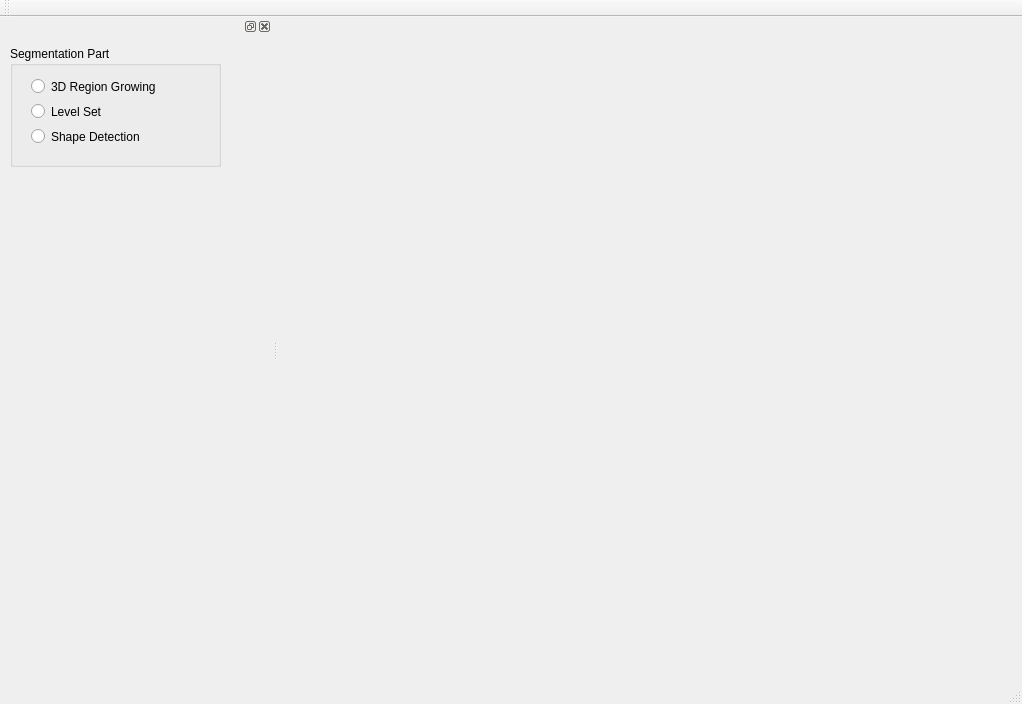
Above: mainwindow.ui from mingoahead/UltimateDemo before the change. Below: the same form after it.
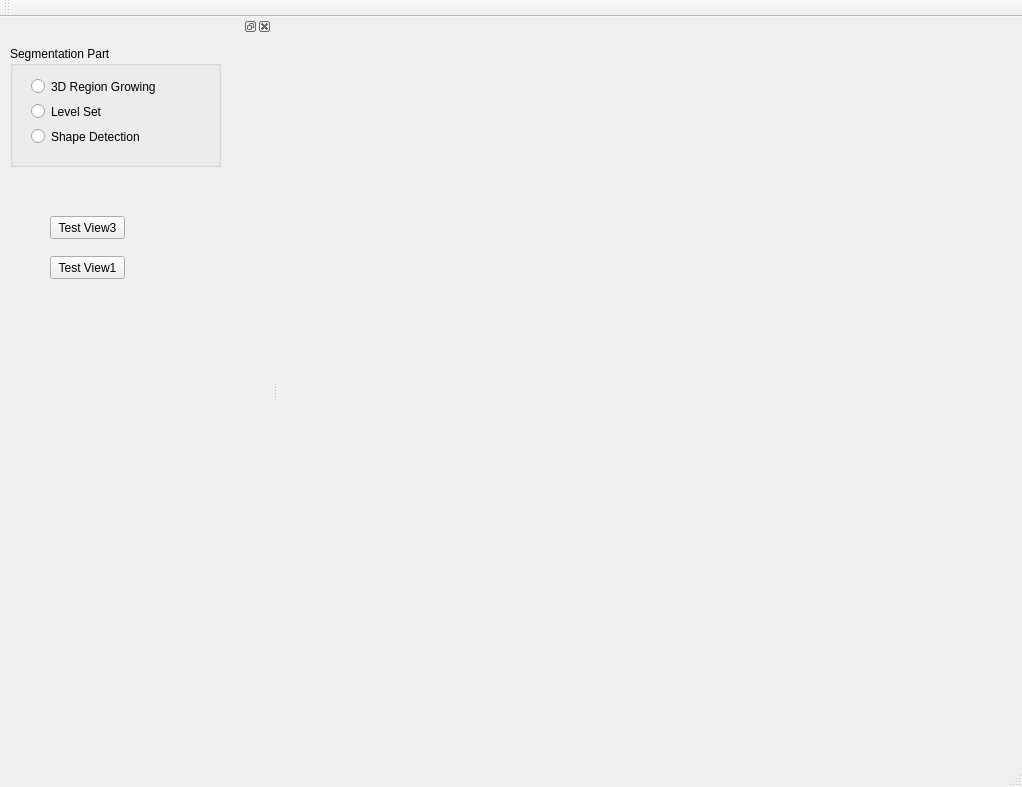
That is the form after the change.

```diff
--- a/mainwindow.ui
+++ b/mainwindow.ui
@@ -7,7 +7,7 @@
     <x>0</x>
     <y>0</y>
     <width>1022</width>
-    <height>704</height>
+    <height>787</height>
    </rect>
   </property>
   <property name="windowTitle">
@@ -102,6 +102,42 @@
       </layout>
      </widget>
     </widget>
+    <widget class="QPushButton" name="pb_test3view">
+     <property name="geometry">
+      <rect>
+       <x>50</x>
+       <y>180</y>
+       <width>75</width>
+       <height>23</height>
+      </rect>
+     </property>
+     <property name="text">
+      <string>Test View3</string>
+     </property>
+    </widget>
+    <widget class="QPushButton" name="pb_test1view">
+     <property name="geometry">
+      <rect>
+       <x>50</x>
+       <y>220</y>
+       <width>75</width>
+       <height>23</height>
+      </rect>
+     </property>
+     <property name="text">
+      <string>Test View1</string>
+     </property>
+    </widget>
+    <widget class="QWidget" name="NavgunitWidget" native="true">
+     <property name="geometry">
+      <rect>
+       <x>0</x>
+       <y>450</y>
+       <width>271</width>
+       <height>281</height>
+      </rect>
+     </property>
+    </widget>
    </widget>
   </widget>
  </widget>
```
